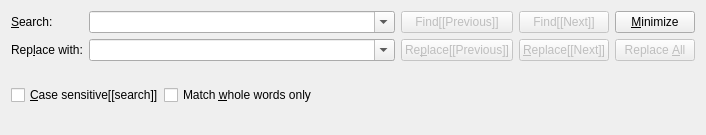
First picture: the form in src/frontends/qt/ui/SearchUi.ui, repository cburschka/lyx, before the edit.
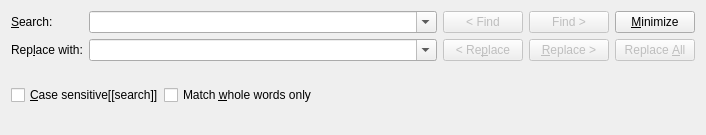
Second picture: the form after the edit. Icons and pictures are not drawn.

Commit message: GuiSearch: Replace icons on buttons by characters

Patch:
```diff
--- a/src/frontends/qt/ui/SearchUi.ui
+++ b/src/frontends/qt/ui/SearchUi.ui
@@ -34,11 +34,7 @@
         <string>Find previous occurrence (Shift+Enter)</string>
        </property>
        <property name="text">
-        <string>Find[[Previous]]</string>
-       </property>
-       <property name="icon">
-        <iconset theme="go-previous">
-         <normaloff>.</normaloff>.</iconset>
+        <string>&lt; Find</string>
        </property>
       </widget>
      </item>
@@ -141,14 +137,10 @@
         <string>Replace and find next occurrence</string>
        </property>
        <property name="layoutDirection">
-        <enum>Qt::RightToLeft</enum>
+        <enum>Qt::LeftToRight</enum>
        </property>
        <property name="text">
-        <string>&amp;Replace[[Next]]</string>
-       </property>
-       <property name="icon">
-        <iconset theme="go-next">
-         <normaloff>.</normaloff>.</iconset>
+        <string>&amp;Replace &gt;</string>
        </property>
       </widget>
      </item>
@@ -161,11 +153,7 @@
         <string>Replace and find previous occurrence</string>
        </property>
        <property name="text">
-        <string>Re&amp;place[[Previous]]</string>
-       </property>
-       <property name="icon">
-        <iconset theme="go-previous">
-         <normaloff>.</normaloff>.</iconset>
+        <string>&lt; Re&amp;place</string>
        </property>
       </widget>
      </item>
@@ -178,14 +166,10 @@
         <string>Find next occurrence (Enter)</string>
        </property>
        <property name="layoutDirection">
-        <enum>Qt::RightToLeft</enum>
+        <enum>Qt::LeftToRight</enum>
        </property>
        <property name="text">
-        <string>Find[[Next]]</string>
-       </property>
-       <property name="icon">
-        <iconset theme="go-next">
-         <normaloff>.</normaloff>.</iconset>
+        <string>Find &gt;</string>
        </property>
        <property name="default">
         <bool>true</bool>
```
